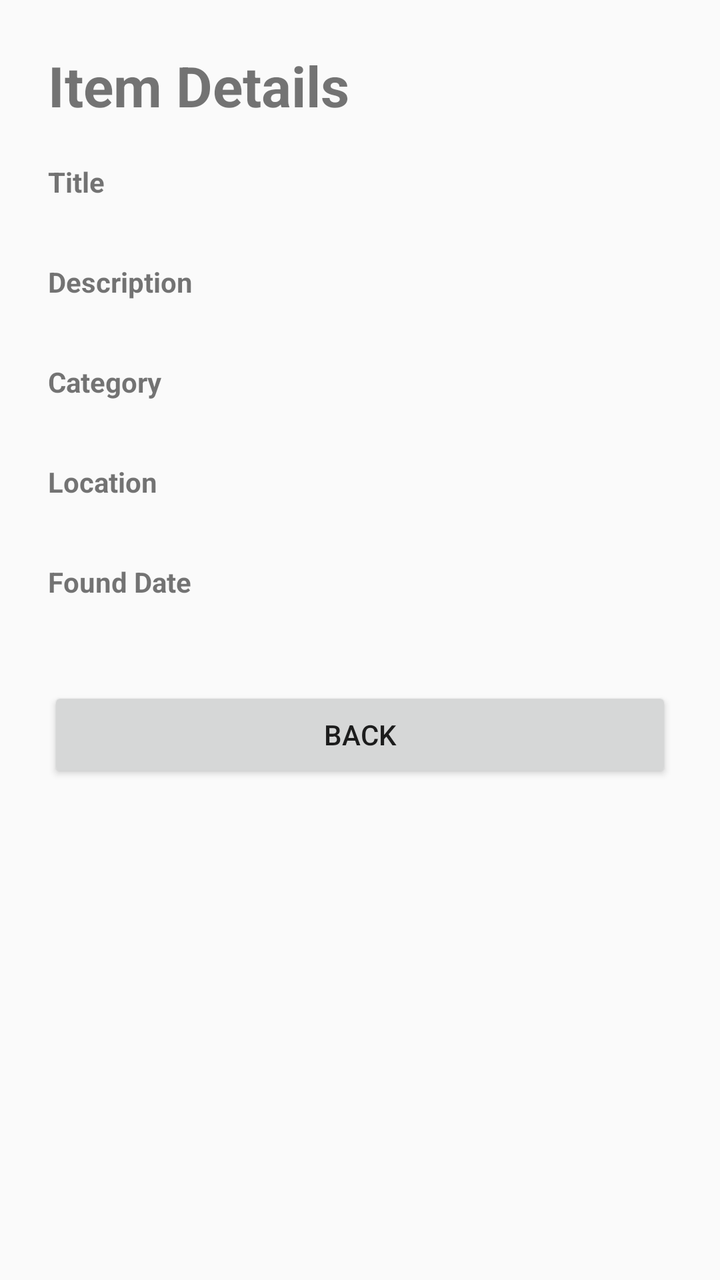
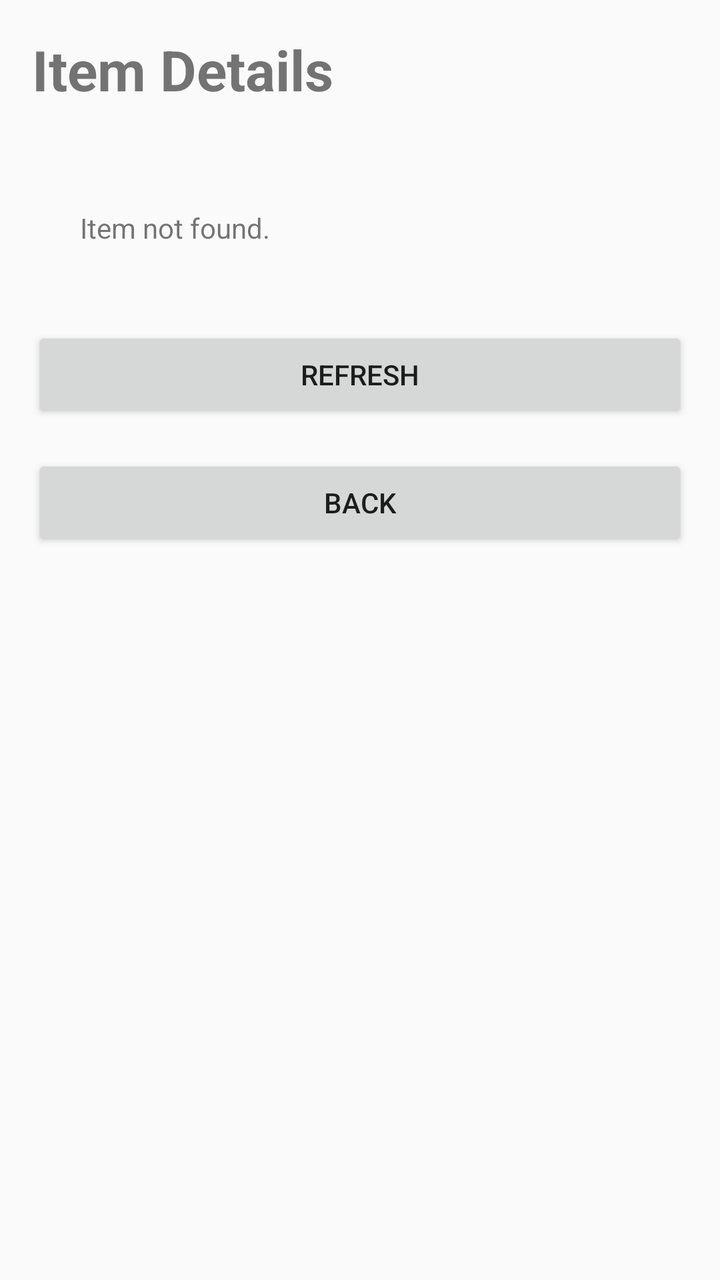

Compare the two renders of this Android layout. The source of the first and the diff that turns it into the second are given below.
<!-- AndroidManifest.xml: application theme Theme.CampusLF -->
<!-- res/layout/activity_item_details.xml -->
<?xml version="1.0" encoding="utf-8"?>
<ScrollView xmlns:android="http://schemas.android.com/apk/res/android"
            android:layout_width="match_parent"
            android:layout_height="match_parent">

    <LinearLayout
            android:layout_width="match_parent"
            android:layout_height="wrap_content"
            android:orientation="vertical"
            android:padding="24dp">

        <TextView
                style="@style/ScreenTitle"
                android:text="@string/item_details" />

        <TextView
                style="@style/FieldLabel"
                android:layout_marginTop="20dp"
                android:text="@string/title" />

        <TextView
                android:id="@+id/titleText"
                android:layout_width="match_parent"
                android:layout_height="wrap_content" />

        <TextView
                style="@style/FieldLabel"
                android:text="@string/description" />

        <TextView
                android:id="@+id/descriptionText"
                android:layout_width="match_parent"
                android:layout_height="wrap_content" />

        <TextView
                style="@style/FieldLabel"
                android:text="@string/category" />

        <TextView
                android:id="@+id/categoryText"
                android:layout_width="match_parent"
                android:layout_height="wrap_content" />

        <TextView
                style="@style/FieldLabel"
                android:text="@string/location" />

        <TextView
                android:id="@+id/locationText"
                android:layout_width="match_parent"
                android:layout_height="wrap_content" />

        <TextView
                style="@style/FieldLabel"
                android:text="@string/found_date" />

        <TextView
                android:id="@+id/dateText"
                android:layout_width="match_parent"
                android:layout_height="wrap_content" />

        <Button
                android:id="@+id/backButton"
                style="@style/PrimaryButton"
                android:layout_marginTop="24dp"
                android:text="@string/back" />

    </LinearLayout>

</ScrollView>
<!-- resources referenced by this layout -->
<resources>
  <string name="back">Back</string>
  <string name="category">Category</string>
  <string name="description">Description</string>
  <string name="found_date">Found Date</string>
  <string name="item_details">Item Details</string>
  <string name="location">Location</string>
  <string name="title">Title</string>
  <style name="FieldLabel">
          <item name="android:layout_width">match_parent</item>
          <item name="android:layout_height">wrap_content</item>
          <item name="android:layout_marginTop">12dp</item>
          <item name="android:textStyle">bold</item>
      </style>
  <style name="PrimaryButton">
          <item name="android:layout_width">match_parent</item>
          <item name="android:layout_height">wrap_content</item>
          <item name="android:layout_marginTop">16dp</item>
      </style>
  <style name="ScreenTitle">
          <item name="android:layout_width">match_parent</item>
          <item name="android:layout_height">wrap_content</item>
          <item name="android:textSize">28sp</item>
          <item name="android:textStyle">bold</item>
      </style>
  <style name="Theme.CampusLF" parent="Theme.AppCompat.Light.NoActionBar">
          <item name="android:colorAccent">#1565C0</item>
          <item name="android:statusBarColor">#FAFAFA</item>
          <item name="android:navigationBarColor">#FAFAFA</item>
          <item name="android:windowBackground">#FAFAFA</item>
      </style>
</resources>

<!-- the commit's change to res/layout/activity_item_details.xml (unified diff, before → after) -->
@@ -1,70 +1,33 @@
 <?xml version="1.0" encoding="utf-8"?>
 <ScrollView xmlns:android="http://schemas.android.com/apk/res/android"
-            android:layout_width="match_parent"
-            android:layout_height="match_parent">
-
-    <LinearLayout
-            android:layout_width="match_parent"
-            android:layout_height="wrap_content"
-            android:orientation="vertical"
-            android:padding="24dp">
-
-        <TextView
-                style="@style/ScreenTitle"
-                android:text="@string/item_details" />
-
-        <TextView
-                style="@style/FieldLabel"
-                android:layout_marginTop="20dp"
-                android:text="@string/title" />
-
-        <TextView
-                android:id="@+id/titleText"
-                android:layout_width="match_parent"
-                android:layout_height="wrap_content" />
-
-        <TextView
-                style="@style/FieldLabel"
-                android:text="@string/description" />
-
-        <TextView
-                android:id="@+id/descriptionText"
-                android:layout_width="match_parent"
-                android:layout_height="wrap_content" />
-
-        <TextView
-                style="@style/FieldLabel"
-                android:text="@string/category" />
-
-        <TextView
-                android:id="@+id/categoryText"
-                android:layout_width="match_parent"
-                android:layout_height="wrap_content" />
-
-        <TextView
-                style="@style/FieldLabel"
-                android:text="@string/location" />
-
-        <TextView
-                android:id="@+id/locationText"
-                android:layout_width="match_parent"
-                android:layout_height="wrap_content" />
-
-        <TextView
-                style="@style/FieldLabel"
-                android:text="@string/found_date" />
-
-        <TextView
-                android:id="@+id/dateText"
-                android:layout_width="match_parent"
-                android:layout_height="wrap_content" />
-
-        <Button
-                android:id="@+id/backButton"
-                style="@style/PrimaryButton"
-                android:layout_marginTop="24dp"
-                android:text="@string/back" />
-
+            android:layout_width="match_parent" android:layout_height="match_parent" android:fillViewport="true">
+    <LinearLayout android:layout_width="match_parent" android:layout_height="wrap_content"
+                  android:orientation="vertical" android:padding="16dp">
+        <TextView style="@style/ScreenTitle" android:text="@string/item_details" />
+        <TextView android:id="@+id/statusText" android:layout_width="match_parent"
+                  android:layout_height="wrap_content" android:paddingTop="8dp" android:accessibilityLiveRegion="polite" />
+        <TextView android:id="@+id/detailsEmptyText" android:layout_width="match_parent"
+                  android:layout_height="wrap_content" android:padding="24dp" android:text="@string/item_not_found" />
+        <LinearLayout android:id="@+id/detailsContent" android:layout_width="match_parent"
+                      android:layout_height="wrap_content" android:orientation="vertical" android:visibility="gone">
+            <ImageView android:id="@+id/detailImage" android:layout_width="match_parent"
+                       android:layout_height="220dp" android:scaleType="centerInside"
+                       android:contentDescription="@string/object_photo" />
+            <TextView android:id="@+id/titleText" style="@style/ListItemTitle" />
+            <TextView style="@style/FieldLabel" android:text="@string/description" />
+            <TextView android:id="@+id/descriptionText" style="@style/ListItemText" />
+            <TextView style="@style/FieldLabel" android:text="@string/building" />
+            <TextView android:id="@+id/buildingText" style="@style/ListItemText" />
+            <TextView style="@style/FieldLabel" android:text="@string/category" />
+            <TextView android:id="@+id/categoryText" style="@style/ListItemText" />
+            <TextView style="@style/FieldLabel" android:text="@string/location" />
+            <TextView android:id="@+id/locationText" style="@style/ListItemText" />
+            <TextView style="@style/FieldLabel" android:text="@string/found_date" />
+            <TextView android:id="@+id/dateText" style="@style/ListItemText" />
+            <TextView style="@style/FieldLabel" android:text="@string/gps_coordinates" />
+            <TextView android:id="@+id/coordinatesText" style="@style/ListItemText" />
+        </LinearLayout>
+        <Button android:id="@+id/refreshButton" style="@style/PrimaryButton" android:text="@string/refresh" />
+        <Button android:id="@+id/backButton" style="@style/PrimaryButton" android:text="@string/back" />
     </LinearLayout>
-
 </ScrollView>
<!-- resource entries referenced after the edit -->
@@ -1,16 +1,30 @@
 <!-- resources referenced by this layout -->
 <resources>
   <string name="back">Back</string>
+  <string name="building">Building</string>
   <string name="category">Category</string>
   <string name="description">Description</string>
   <string name="found_date">Found Date</string>
   <string name="item_details">Item Details</string>
+  <string name="item_not_found">Item not found.</string>
   <string name="location">Location</string>
-  <string name="title">Title</string>
+  <string name="object_photo">Photograph of the found item</string>
+  <string name="refresh">Refresh</string>
   <style name="FieldLabel">
           <item name="android:layout_width">match_parent</item>
           <item name="android:layout_height">wrap_content</item>
           <item name="android:layout_marginTop">12dp</item>
+          <item name="android:textStyle">bold</item>
+      </style>
+  <style name="ListItemText">
+          <item name="android:layout_width">match_parent</item>
+          <item name="android:layout_height">wrap_content</item>
+          <item name="android:layout_marginTop">4dp</item>
+      </style>
+  <style name="ListItemTitle">
+          <item name="android:layout_width">match_parent</item>
+          <item name="android:layout_height">wrap_content</item>
+          <item name="android:textSize">18sp</item>
           <item name="android:textStyle">bold</item>
       </style>
   <style name="PrimaryButton">
